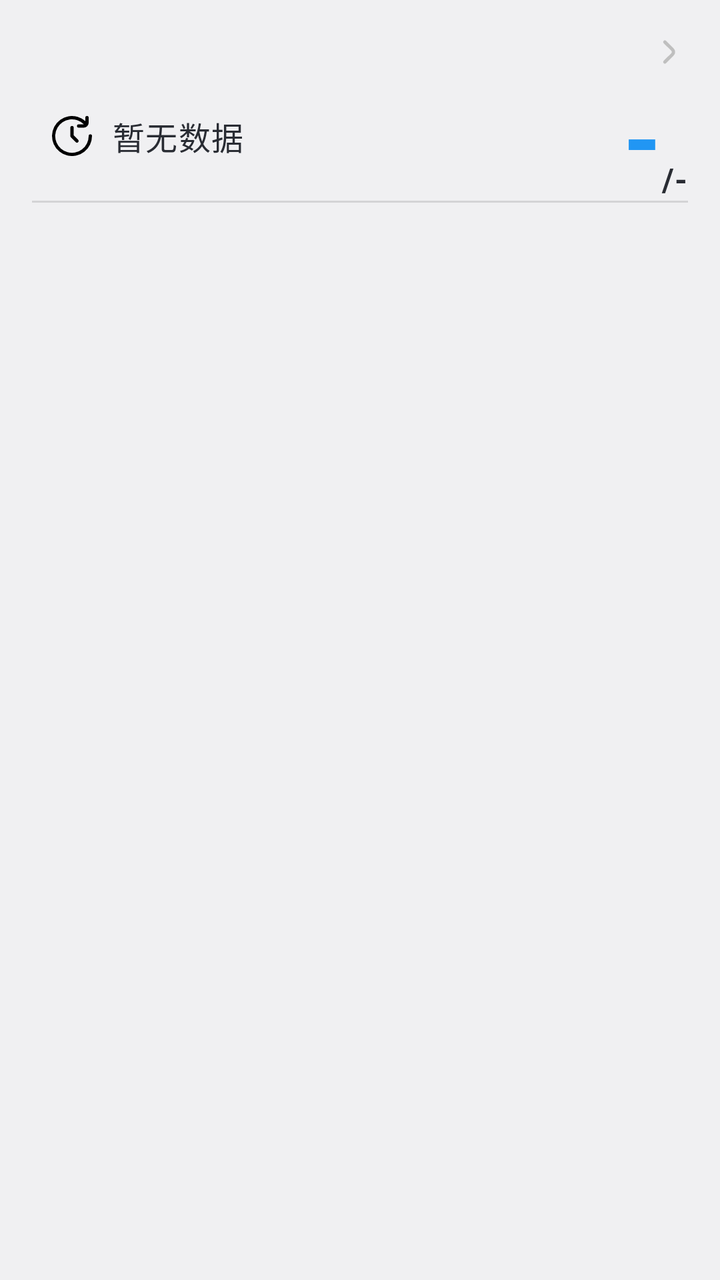
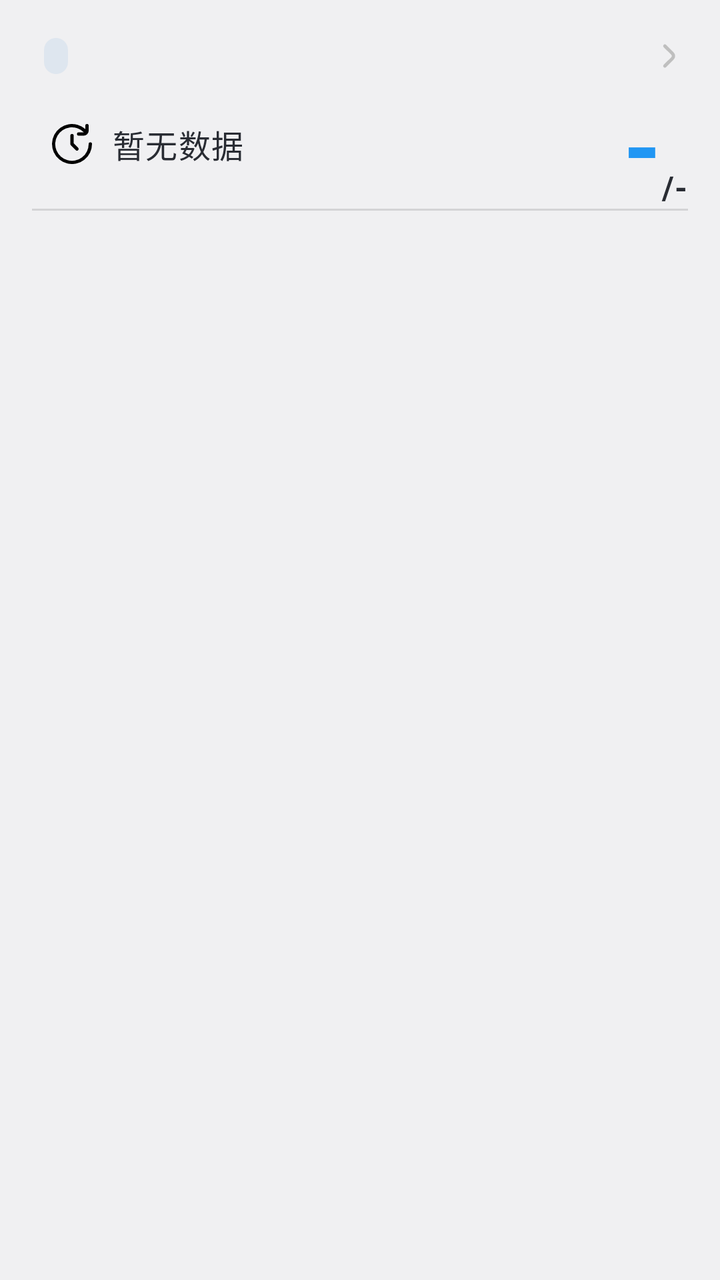

Compare the two renders of this Android layout. The source of the first and the diff that turns it into the second are given below.
<!-- AndroidManifest.xml: application theme AppTheme -->
<!-- res/layout/card_ap_cache.xml -->
<LinearLayout xmlns:android="http://schemas.android.com/apk/res/android"
    xmlns:app="http://schemas.android.com/apk/res-auto"
    android:layout_width="match_parent"
    android:layout_height="wrap_content"
    android:orientation="vertical"
    android:padding="16dp">

    <ImageView
        android:id="@+id/Icon"
        android:layout_width="20dp"
        android:layout_height="20dp"
        android:contentDescription="@null"
        android:layout_gravity="end"
        app:tint="@color/grey_500"
        android:src="@drawable/ic_right_arrow" />

    <LinearLayout
        android:layout_width="match_parent"
        android:layout_height="wrap_content"
        android:orientation="horizontal">

        <ImageView
            android:layout_margin="5dp"
            android:layout_gravity="start|center"
            android:layout_width="30dp"
            android:layout_height="30dp"
            android:padding="5dp"
            android:src="@drawable/ic_time"/>
        <TextView
            android:id="@+id/RestTime"
            android:layout_width="0dp"
            android:layout_height="wrap_content"
            android:layout_gravity="start|center"
            android:gravity="bottom"
            android:layout_weight="1"
            android:text="暂无数据"
            android:textAppearance="?attr/textAppearanceBody1" />

        <TextView
            android:id="@+id/Current"
            android:layout_width="wrap_content"
            android:layout_height="wrap_content"
            android:layout_gravity="end|center"
            android:text="-"
            android:textStyle="bold"
            android:textColor="?attr/colorPrimary"
            android:textAppearance="?attr/textAppearanceHeadline3" />
        <TextView
            android:id="@+id/Max"
            android:layout_width="wrap_content"
            android:layout_height="wrap_content"
            android:layout_gravity="end|bottom"
            android:text="/-"
            android:textStyle="bold"
            android:textAppearance="?attr/textAppearanceBody1" />
    </LinearLayout>

    <View
        android:layout_width="match_parent"
        android:layout_height="1dp"
        android:background="?android:attr/listDivider" />

    <TextView
        android:id="@+id/LastSync"
        android:layout_width="wrap_content"
        android:layout_height="wrap_content"
        android:padding="5dp" />
</LinearLayout>
<!-- resources referenced by this layout -->
<resources>
  <color name="grey_500">#BFBFBF</color>
  <!-- drawable ic_right_arrow (drawable) -->
  <vector xmlns:android="http://schemas.android.com/apk/res/android"
      android:width="24dp"
      android:height="24dp"
      android:tint="?attr/colorControlNormal"
      android:viewportWidth="24"
      android:viewportHeight="24">
      <path
          android:fillColor="@android:color/white"
          android:pathData="M15.4,9.88,10.81,5.29a1,1,0,0,0-1.41,0,1,1,0,0,0,0,1.42L14,11.29a1,1,0,0,1,0,1.42L9.4,17.29a1,1,0,0,0,1.41,1.42l4.59-4.59A3,3,0,0,0,15.4,9.88Z" />
  </vector>
  <!-- drawable ic_time (drawable) -->
  <vector xmlns:android="http://schemas.android.com/apk/res/android"
      android:width="24dp"
      android:height="24dp"
      android:viewportWidth="24"
      android:viewportHeight="24">
      <path
          android:fillColor="?attr/colorOnBackground"
          android:pathData="m23 11a1 1 0 0 0 -1 1 10.034 10.034 0 1 1 -2.9-7.021.862.862 0 0 1 -.1.021h-3a1 1 0 0 0 0 2h3a3 3 0 0 0 3-3v-3a1 1 0 0 0 -2 0v2.065a11.994 11.994 0 1 0 4 8.935 1 1 0 0 0 -1-1z" />
      <path
          android:fillColor="?attr/colorOnBackground"
          android:pathData="m12 6a1 1 0 0 0 -1 1v5a1 1 0 0 0 .293.707l3 3a1 1 0 0 0 1.414-1.414l-2.707-2.707v-4.586a1 1 0 0 0 -1-1z" />
  </vector>
  <style name="AppTheme" parent="Theme.MaterialComponents.DayNight.NoActionBar">
          <item name="colorPrimary">@color/blue_500</item>
          <item name="colorPrimaryDark">@color/blue_600</item>
          <item name="colorSecondary">?attr/colorPrimary</item>
          <item name="colorSurface">@color/day_surface</item>
          <item name="colorOnSurface">@color/day_text_primary</item>
  
          <item name="android:colorBackground">@color/day_surface</item>
          <item name="android:windowLightStatusBar">true</item>
          <item name="android:statusBarColor">@color/transparent</item>
          <item name="textAppearanceBody1">@style/TextAppearance.Body1</item>
          <item name="textAppearanceBody2">@style/TextAppearance.Body2</item>
          <item name="textAppearanceHeadline4">@style/TextAppearance.Headline4</item>
          <item name="textAppearanceSubtitle2">@style/TextAppearance.Subtitle2</item>
  
          <item name="android:textColorPrimary">@color/day_text_primary</item>
  
          <item name="chipBackgroundColor">@color/cyan_trans</item>
      </style>
  <color name="blue_500">#2196F3</color>
  <color name="blue_600">#2879BA</color>
  <color name="day_surface">#F0F0F2</color>
  <color name="day_text_primary">#292c33</color>
  <color name="transparent">#00000000</color>
  <style name="TextAppearance.Body1" parent="TextAppearance.MaterialComponents.Body1">
      </style>
  <style name="TextAppearance.Body2" parent="TextAppearance.MaterialComponents.Body2">
      </style>
  <style name="TextAppearance.Headline4" parent="TextAppearance.MaterialComponents.Headline4">
          <item name="android:textStyle">bold</item>
      </style>
  <style name="TextAppearance.Subtitle2" parent="TextAppearance.MaterialComponents.Subtitle2">
          <item name="android:textColor">?attr/colorPrimary</item>
      </style>
  <color name="cyan_trans">#4685BDBD</color>
</resources>

<!-- the commit's change to res/layout/card_ap_cache.xml (unified diff, before → after) -->
@@ -5,14 +5,49 @@
     android:orientation="vertical"
     android:padding="16dp">
 
-    <ImageView
-        android:id="@+id/Icon"
-        android:layout_width="20dp"
-        android:layout_height="20dp"
-        android:contentDescription="@null"
-        android:layout_gravity="end"
-        app:tint="@color/grey_500"
-        android:src="@drawable/ic_right_arrow" />
+    <LinearLayout
+        android:layout_width="match_parent"
+        android:layout_height="24dp"
+        android:gravity="center_vertical"
+        android:orientation="horizontal">
+
+        <TextView
+            android:id="@+id/AccountName"
+            android:layout_width="wrap_content"
+            android:layout_height="wrap_content"
+            android:ellipsize="end"
+            android:maxWidth="160dp"
+            android:maxLines="1"
+            android:textAppearance="?attr/textAppearanceBody2"
+            android:textColor="?android:attr/textColorPrimary"
+            android:textStyle="bold" />
+
+        <TextView
+            android:id="@+id/Server"
+            android:layout_width="wrap_content"
+            android:layout_height="18dp"
+            android:layout_marginStart="6dp"
+            android:background="@drawable/bg_asset_stat_chip"
+            android:gravity="center"
+            android:paddingStart="6dp"
+            android:paddingEnd="6dp"
+            android:textColor="@color/on_sec_con"
+            android:textSize="9sp"
+            android:textStyle="bold" />
+
+        <Space
+            android:layout_width="0dp"
+            android:layout_height="0dp"
+            android:layout_weight="1" />
+
+        <ImageView
+            android:id="@+id/Icon"
+            android:layout_width="20dp"
+            android:layout_height="20dp"
+            android:contentDescription="@null"
+            android:src="@drawable/ic_right_arrow"
+            app:tint="@color/grey_500" />
+    </LinearLayout>
 
     <LinearLayout
         android:layout_width="match_parent"
@@ -64,5 +99,6 @@
         android:id="@+id/LastSync"
         android:layout_width="wrap_content"
         android:layout_height="wrap_content"
+        android:layout_gravity="end"
         android:padding="5dp" />
 </LinearLayout>
<!-- resource entries referenced after the edit -->
@@ -1,6 +1,14 @@
 <!-- resources referenced by this layout -->
 <resources>
   <color name="grey_500">#BFBFBF</color>
+  <color name="on_sec_con">#575e71</color>
+  <!-- drawable bg_asset_stat_chip (drawable) -->
+  <?xml version="1.0" encoding="utf-8"?>
+  <shape xmlns:android="http://schemas.android.com/apk/res/android"
+      android:shape="rectangle">
+      <solid android:color="@color/sec_con" />
+      <corners android:radius="8dp" />
+  </shape>
   <!-- drawable ic_right_arrow (drawable) -->
   <vector xmlns:android="http://schemas.android.com/apk/res/android"
       android:width="24dp"
@@ -44,6 +52,7 @@
   
           <item name="chipBackgroundColor">@color/cyan_trans</item>
       </style>
+  <color name="sec_con">#DEE6EF</color>
   <color name="blue_500">#2196F3</color>
   <color name="blue_600">#2879BA</color>
   <color name="day_surface">#F0F0F2</color>
